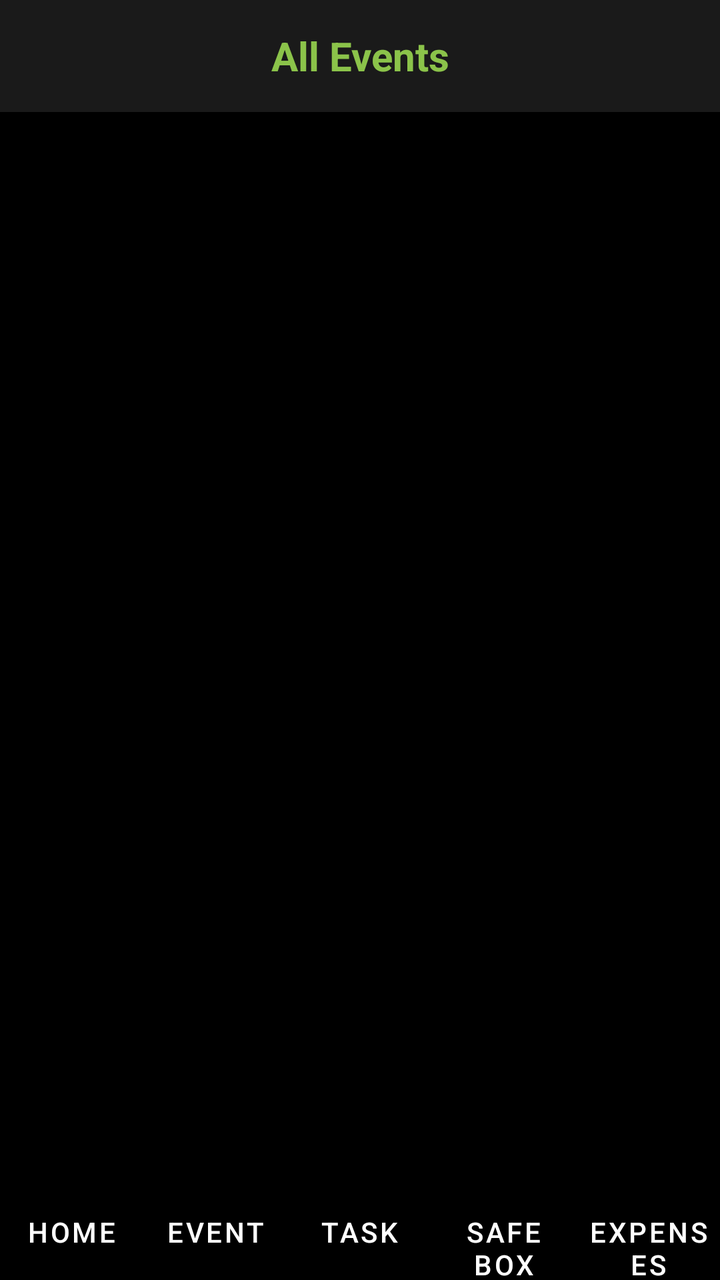
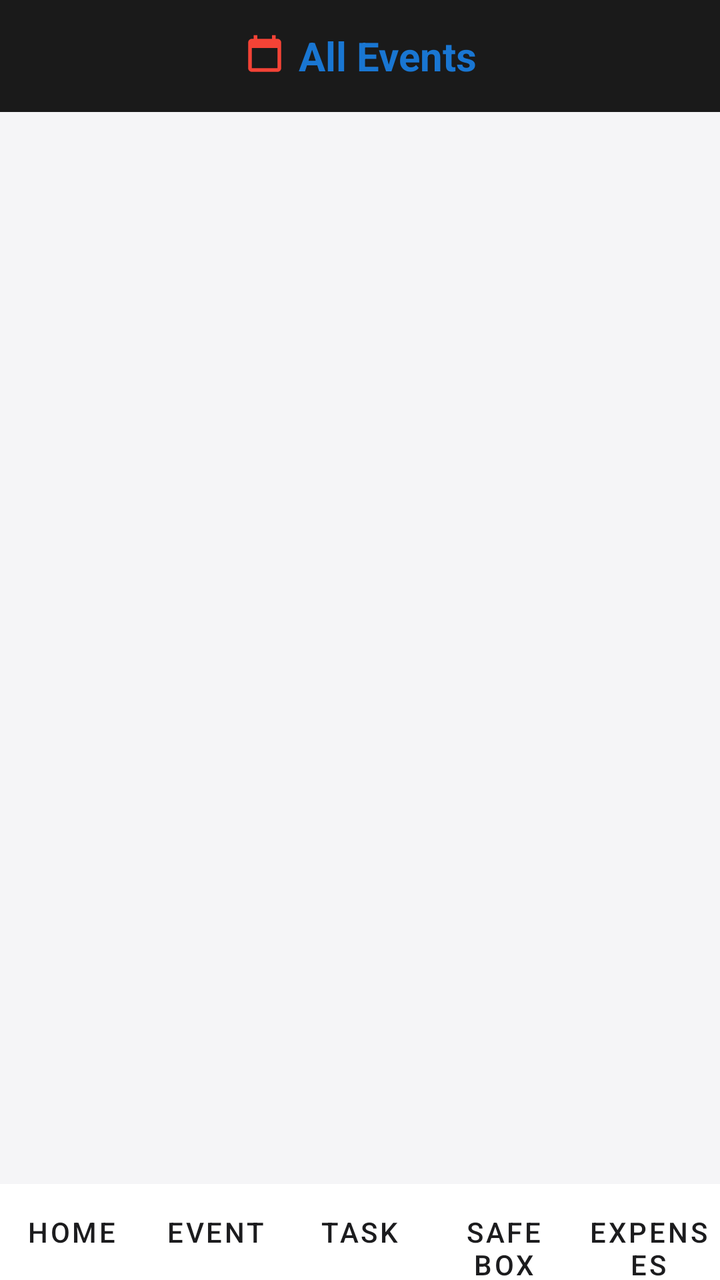

Two renders of the same Android screen: before a commit and after it. Below are the layout's source before the change and the commit's diff.
<!-- AndroidManifest.xml: activity theme Theme.MyCalendar2026SAR -->
<!-- res/layout/activity_events.xml -->
<?xml version="1.0" encoding="utf-8"?>
<androidx.constraintlayout.widget.ConstraintLayout xmlns:android="http://schemas.android.com/apk/res/android"
    xmlns:app="http://schemas.android.com/apk/res-auto"
    xmlns:tools="http://schemas.android.com/tools"
    android:layout_width="match_parent"
    android:layout_height="match_parent"
    android:background="@color/black">

    <LinearLayout
        android:id="@+id/eventsHeader"
        android:layout_width="match_parent"
        android:layout_height="?attr/actionBarSize"
        android:background="#1A1A1A"
        android:gravity="center_vertical"
        android:orientation="horizontal"
        android:paddingHorizontal="16dp"
        app:layout_constraintTop_toTopOf="parent">

        <ImageButton
            android:id="@+id/eventBackButton"
            android:layout_width="@dimen/_24sdp"
            android:layout_height="@dimen/_24sdp"
            android:background="?attr/selectableItemBackgroundBorderless"
            android:padding="4dp"
            android:scaleType="fitCenter"
            android:src="@drawable/ic_back_color" />

        <TextView
            android:layout_width="0dp"
            android:layout_height="wrap_content"
            android:layout_weight="1"
            android:gravity="center"
            android:text="@string/action_event"
            android:textColor="@color/light_green"
            android:textSize="20sp"
            android:textStyle="bold" />

        <ImageButton
            android:id="@+id/addEventHeaderButton"
            android:layout_width="@dimen/_24sdp"
            android:layout_height="@dimen/_24sdp"
            android:background="?attr/selectableItemBackgroundBorderless"
            android:padding="4dp"
            android:scaleType="fitCenter"
            android:src="@drawable/ic_notif_plus_color" />
    </LinearLayout>

    <androidx.recyclerview.widget.RecyclerView
        android:id="@+id/allEventsRecyclerView"
        android:layout_width="match_parent"
        android:layout_height="0dp"
        android:padding="8dp"
        app:layout_constraintBottom_toTopOf="@id/bottomNavContainer"
        app:layout_constraintTop_toBottomOf="@id/eventsHeader" />

    <LinearLayout
        android:id="@+id/bottomNavContainer"
        android:layout_width="match_parent"
        android:layout_height="wrap_content"
        android:orientation="vertical"
        android:background="#000000"
        android:padding="@dimen/_6sdp"
        app:layout_constraintBottom_toBottomOf="parent">

        <include
            layout="@layout/layout_bottom_navigation"
            android:layout_width="match_parent"
            android:layout_height="wrap_content" />
    </LinearLayout>

</androidx.constraintlayout.widget.ConstraintLayout>
<!-- res/layout/layout_bottom_navigation.xml (included above) -->
<?xml version="1.0" encoding="utf-8"?>
<LinearLayout xmlns:android="http://schemas.android.com/apk/res/android"
    xmlns:app="http://schemas.android.com/apk/res-auto"
    android:id="@+id/buttonContainer"
    android:layout_width="match_parent"
    android:layout_height="wrap_content"
    android:layout_marginTop="@dimen/_6sdp"
    android:orientation="horizontal"
    android:background="#000000">

    <Button
        android:id="@+id/navHomeButton"
        style="@style/Widget.MaterialComponents.Button.TextButton"
        android:layout_width="0dp"
        android:layout_height="wrap_content"
        android:layout_weight="1"
        android:insetTop="0dp"
        android:insetBottom="0dp"
        android:paddingLeft="4dp"
        android:paddingRight="4dp"
        android:text="@string/menu_home"
        android:textColor="@color/white"
        android:textSize="@dimen/_9ssp"
        app:backgroundTint="@android:color/transparent"
        app:icon="@drawable/ic_menu_home_color"
        app:iconGravity="top"
        app:iconSize="24dp"
        app:iconTint="@null"
        app:elevation="0dp" />

    <Button
        android:id="@+id/navEventButton"
        style="@style/Widget.MaterialComponents.Button.TextButton"
        android:layout_width="0dp"
        android:layout_height="wrap_content"
        android:layout_weight="1"
        android:insetTop="0dp"
        android:insetBottom="0dp"
        android:paddingLeft="4dp"
        android:paddingRight="4dp"
        android:text="@string/save_note"
        android:textColor="@color/white"
        android:textSize="@dimen/_9ssp"
        app:backgroundTint="@android:color/transparent"
        app:icon="@drawable/ic_menu_calendar_color"
        app:iconGravity="top"
        app:iconSize="24dp"
        app:iconTint="@null"
        app:elevation="0dp" />

    <Button
        android:id="@+id/navTaskButton"
        style="@style/Widget.MaterialComponents.Button.TextButton"
        android:layout_width="0dp"
        android:layout_height="wrap_content"
        android:layout_weight="1"
        android:insetTop="0dp"
        android:insetBottom="0dp"
        android:paddingLeft="4dp"
        android:paddingRight="4dp"
        android:text="@string/task"
        android:textColor="@color/white"
        android:textSize="@dimen/_9ssp"
        app:backgroundTint="@android:color/transparent"
        app:icon="@drawable/ic_menu_task_color"
        app:iconGravity="top"
        app:iconSize="24dp"
        app:iconTint="@null"
        app:elevation="0dp" />

    <Button
        android:id="@+id/navSecureBoxButton"
        style="@style/Widget.MaterialComponents.Button.TextButton"
        android:layout_width="0dp"
        android:layout_height="wrap_content"
        android:layout_weight="1"
        android:insetTop="0dp"
        android:insetBottom="0dp"
        android:paddingLeft="4dp"
        android:paddingRight="4dp"
        android:text="@string/secure_box"
        android:textColor="@color/white"
        android:textSize="@dimen/_9ssp"
        app:backgroundTint="@android:color/transparent"
        app:icon="@drawable/ic_menu_accounts_color"
        app:iconGravity="top"
        app:iconSize="24dp"
        app:iconTint="@null"
        app:elevation="0dp" />

    <Button
        android:id="@+id/navExpensesButton"
        style="@style/Widget.MaterialComponents.Button.TextButton"
        android:layout_width="0dp"
        android:layout_height="wrap_content"
        android:layout_weight="1"
        android:insetTop="0dp"
        android:insetBottom="0dp"
        android:paddingLeft="4dp"
        android:paddingRight="4dp"
        android:text="@string/expenses"
        android:textColor="@color/white"
        android:textSize="@dimen/_9ssp"
        app:backgroundTint="@android:color/transparent"
        app:icon="@drawable/ic_menu_cash_in_color"
        app:iconGravity="top"
        app:iconSize="24dp"
        app:iconTint="@null"
        app:elevation="0dp" />

</LinearLayout>
<!-- resources referenced by this layout -->
<resources>
  <color name="black">#FF000000</color>
  <color name="light_green">#8BC34A</color>
  <color name="white">#FFFFFFFF</color>
  <!-- drawable ic_back_color (drawable) -->
  <vector xmlns:android="http://schemas.android.com/apk/res/android"
      android:width="24dp"
      android:height="24dp"
      android:viewportWidth="24"
      android:viewportHeight="24">
      
      <path
          android:fillColor="#2196F3"
          android:pathData="M20,11H7.83l5.59,-5.59L12,4l-8,8 8,8 1.41,-1.41L7.83,13H20v-2z" />
      
      <path
          android:fillColor="#64B5F6"
          android:pathData="M12,4l-8,8l8,8v-1l-7,-7l7,-7V4z" />
  </vector>
  <!-- drawable ic_menu_calendar_color (drawable) -->
  <vector xmlns:android="http://schemas.android.com/apk/res/android"
      android:width="24dp"
      android:height="24dp"
      android:viewportWidth="24"
      android:viewportHeight="24">
      <path
          android:fillColor="#F44336"
          android:pathData="M19,3h-1V1h-2v2H8V1H6v2H5C3.89,3 3.01,3.9 3.01,5L3,19c0,1.1 0.89,2 2,2h14c1.1,0 2,-0.9 2,-2V5c0,-1.1 -0.9,-2 -2,-2zM19,19H5V8h14v11z" />
  </vector>
  <!-- drawable ic_menu_cash_in_color (drawable) -->
  <vector xmlns:android="http://schemas.android.com/apk/res/android"
      android:width="24dp"
      android:height="24dp"
      android:viewportWidth="24"
      android:viewportHeight="24">
      <path
          android:fillColor="#4CAF50"
          android:pathData="M11.8,2.1L3,5.1V12h2v4.4l7,3l7,-3V12h2V5.1L11.8,2.1zM17,15.4l-5,2.1l-5,-2.1V12h10V15.4zM17,10H7V6.4l5,-1.7l5,1.7V10z" />
      <path
          android:fillColor="#FFFFFF"
          android:pathData="M11,7h2v2h-2zM11,13h2v2h-2z" />
  </vector>
  <!-- drawable ic_menu_home_color (drawable) -->
  <vector xmlns:android="http://schemas.android.com/apk/res/android"
      android:width="24dp"
      android:height="24dp"
      android:viewportWidth="24"
      android:viewportHeight="24">
      <path
          android:fillColor="#2196F3"
          android:pathData="M10,20v-6h4v6h5v-8h3L12,3 2,12h3v8z" />
  </vector>
  <!-- drawable ic_menu_task_color (drawable) -->
  <vector xmlns:android="http://schemas.android.com/apk/res/android"
      android:width="24dp"
      android:height="24dp"
      android:viewportWidth="24"
      android:viewportHeight="24">
      <path
          android:fillColor="#8BC34A"
          android:pathData="M19,3L5,3c-1.1,0 -2,0.9 -2,2v14c0,1.1 0.9,2 2,2h14c1.1,0 2,-0.9 2,-2L21,5c0,-1.1 -0.9,-2 -2,-2zM19,19L5,19L5,5h14v14zM17.99,9l-1.41,-1.42 -6.59,6.59 -2.58,-2.57 -1.42,1.41 4,3.99 8,-8z" />
  </vector>
  <!-- drawable ic_notif_plus_color (drawable) -->
  <vector xmlns:android="http://schemas.android.com/apk/res/android"
      android:width="24dp"
      android:height="24dp"
      android:viewportWidth="24"
      android:viewportHeight="24">
      <path
          android:fillColor="#FFC107"
          android:pathData="M19,13h-6v6h-2v-6H5v-2h6V5h2v6h6v2z" />
  </vector>
  <string name="action_event">All Events</string>
  <string name="expenses">Expenses</string>
  <string name="menu_home">Home</string>
  <string name="save_note">Event</string>
  <string name="secure_box">Safe Box</string>
  <string name="task">Task</string>
  <color name="hunter_green">#355E3B</color>
  <color name="teal_200">#FF03DAC5</color>
  <color name="teal_700">#FF018786</color>
  <style name="CustomMenuTextAppearance" parent="TextAppearance.AppCompat.Widget.PopupMenu.Large">
          <item name="android:textSize">@dimen/_10ssp</item>
          <item name="android:textColor">@color/white</item>
      </style>
  <style name="CustomPopupMenuStyle" parent="Widget.AppCompat.PopupMenu">
          <item name="android:minWidth">@dimen/_110sdp</item>
      </style>
  <style name="GreenButtonStyle" parent="Widget.MaterialComponents.Button.TextButton">
          <item name="android:textColor">@color/light_green</item>
      </style>
  <!-- unchanged entries left out for length: 3 -->
</resources>

<!-- the commit's change to res/layout/activity_events.xml (unified diff, before → after) -->
@@ -25,15 +25,28 @@
             android:scaleType="fitCenter"
             android:src="@drawable/ic_back_color" />
 
-        <TextView
+        <LinearLayout
             android:layout_width="0dp"
             android:layout_height="wrap_content"
             android:layout_weight="1"
             android:gravity="center"
-            android:text="@string/action_event"
-            android:textColor="@color/light_green"
-            android:textSize="20sp"
-            android:textStyle="bold" />
+            android:orientation="horizontal">
+
+            <ImageView
+                android:layout_width="22dp"
+                android:layout_height="22dp"
+                android:layout_marginEnd="6dp"
+                android:contentDescription="Event Icon"
+                android:src="@drawable/ic_menu_calendar_color" />
+
+            <TextView
+                android:layout_width="wrap_content"
+                android:layout_height="wrap_content"
+                android:text="@string/action_event"
+                android:textColor="@color/light_green"
+                android:textSize="20sp"
+                android:textStyle="bold" />
+        </LinearLayout>
 
         <ImageButton
             android:id="@+id/addEventHeaderButton"
@@ -78,7 +91,7 @@
     android:layout_height="wrap_content"
     android:layout_marginTop="@dimen/_6sdp"
     android:orientation="horizontal"
-    android:background="#000000">
+    android:background="@color/nav_bg">
 
     <Button
         android:id="@+id/navHomeButton"
@@ -91,7 +104,7 @@
         android:paddingLeft="4dp"
         android:paddingRight="4dp"
         android:text="@string/menu_home"
-        android:textColor="@color/white"
+        android:textColor="@color/text_primary"
         android:textSize="@dimen/_9ssp"
         app:backgroundTint="@android:color/transparent"
         app:icon="@drawable/ic_menu_home_color"
@@ -111,7 +124,7 @@
         android:paddingLeft="4dp"
         android:paddingRight="4dp"
         android:text="@string/save_note"
-        android:textColor="@color/white"
+        android:textColor="@color/text_primary"
         android:textSize="@dimen/_9ssp"
         app:backgroundTint="@android:color/transparent"
         app:icon="@drawable/ic_menu_calendar_color"
@@ -131,7 +144,7 @@
         android:paddingLeft="4dp"
         android:paddingRight="4dp"
         android:text="@string/task"
-        android:textColor="@color/white"
+        android:textColor="@color/text_primary"
         android:textSize="@dimen/_9ssp"
         app:backgroundTint="@android:color/transparent"
         app:icon="@drawable/ic_menu_task_color"
@@ -151,7 +164,7 @@
         android:paddingLeft="4dp"
         android:paddingRight="4dp"
         android:text="@string/secure_box"
-        android:textColor="@color/white"
+        android:textColor="@color/text_primary"
         android:textSize="@dimen/_9ssp"
         app:backgroundTint="@android:color/transparent"
         app:icon="@drawable/ic_menu_accounts_color"
<!-- resource entries referenced after the edit -->
@@ -1,8 +1,10 @@
 <!-- resources referenced by this layout -->
 <resources>
-  <color name="black">#FF000000</color>
-  <color name="light_green">#8BC34A</color>
-  <color name="white">#FFFFFFFF</color>
+  <color name="black">#F5F5F7</color>
+  <color name="light_green">#1976D2</color>
+  <color name="nav_bg">#FFFFFF</color>
+  <color name="text_primary">#1C1C1E</color>
+  <color name="white">#1C1C1E</color>
   <!-- drawable ic_back_color (drawable) -->
   <vector xmlns:android="http://schemas.android.com/apk/res/android"
       android:width="24dp"
@@ -58,7 +60,7 @@
       android:viewportWidth="24"
       android:viewportHeight="24">
       <path
-          android:fillColor="#8BC34A"
+          android:fillColor="#2196F3"
           android:pathData="M19,3L5,3c-1.1,0 -2,0.9 -2,2v14c0,1.1 0.9,2 2,2h14c1.1,0 2,-0.9 2,-2L21,5c0,-1.1 -0.9,-2 -2,-2zM19,19L5,19L5,5h14v14zM17.99,9l-1.41,-1.42 -6.59,6.59 -2.58,-2.57 -1.42,1.41 4,3.99 8,-8z" />
   </vector>
   <!-- drawable ic_notif_plus_color (drawable) -->
@@ -77,9 +79,9 @@
   <string name="save_note">Event</string>
   <string name="secure_box">Safe Box</string>
   <string name="task">Task</string>
-  <color name="hunter_green">#355E3B</color>
-  <color name="teal_200">#FF03DAC5</color>
-  <color name="teal_700">#FF018786</color>
+  <color name="hunter_green">#0D47A1</color>
+  <color name="teal_200">#00897B</color>
+  <color name="teal_700">#00695C</color>
   <style name="CustomMenuTextAppearance" parent="TextAppearance.AppCompat.Widget.PopupMenu.Large">
           <item name="android:textSize">@dimen/_10ssp</item>
           <item name="android:textColor">@color/white</item>
